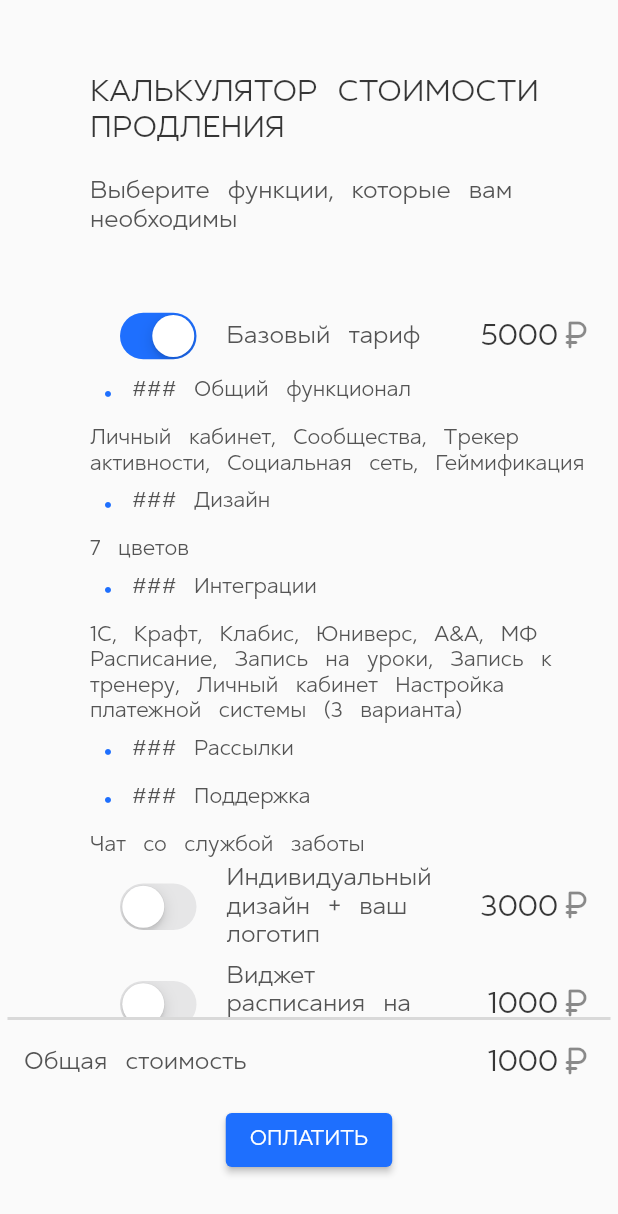
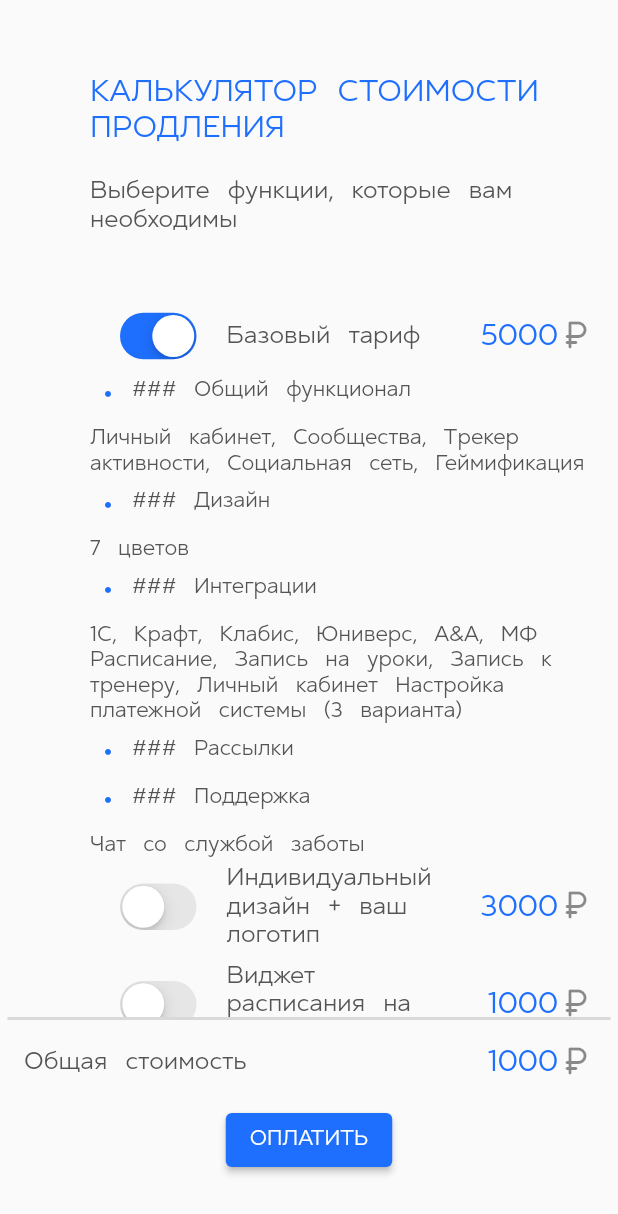
Before and after one commit to OmarinaA/flutter_calculator, a Flutter app: the screen it shows after launch, on a phone screen of 412 x 824 dp. Shown: the top 1214 px of the screen. Run offline on Flutter 3.47's test engine with Material 2 defaults, Android fonts, the phone set to English and light mode, and no system bars; drawn by our look-alikes of flutter_markdown.

Commit message:
изменила цвет заголовка и цены

```diff
--- a/lib/CostCalculator.dart
+++ b/lib/CostCalculator.dart
@@ -68,7 +68,7 @@ class _CostCalculatorState extends State<CostCalculator> {
                 print('button pressed!');
               },
               child: Text('ОПЛАТИТЬ'),
-            ),
+          ),
           ],
         ),
       ),
--- a/lib/style.dart
+++ b/lib/style.dart
@@ -15,7 +15,7 @@ final style=ThemeData(
   textTheme: const TextTheme(
     titleLarge: TextStyle(
       fontSize: 20.0,
-      color: Color.fromARGB(200, 0, 0, 0),
+      color: Color(0xff1E6FFE),
       wordSpacing: 8,
     ),
     titleMedium: TextStyle(
@@ -30,7 +30,7 @@ final style=ThemeData(
     ),
     bodyMedium: TextStyle(
       fontSize: 20.0,
-      color: Color.fromARGB(200, 0, 0, 0),
+      color: Color(0xff1E6FFE),
       wordSpacing: 8,
     ),
   ),
```
